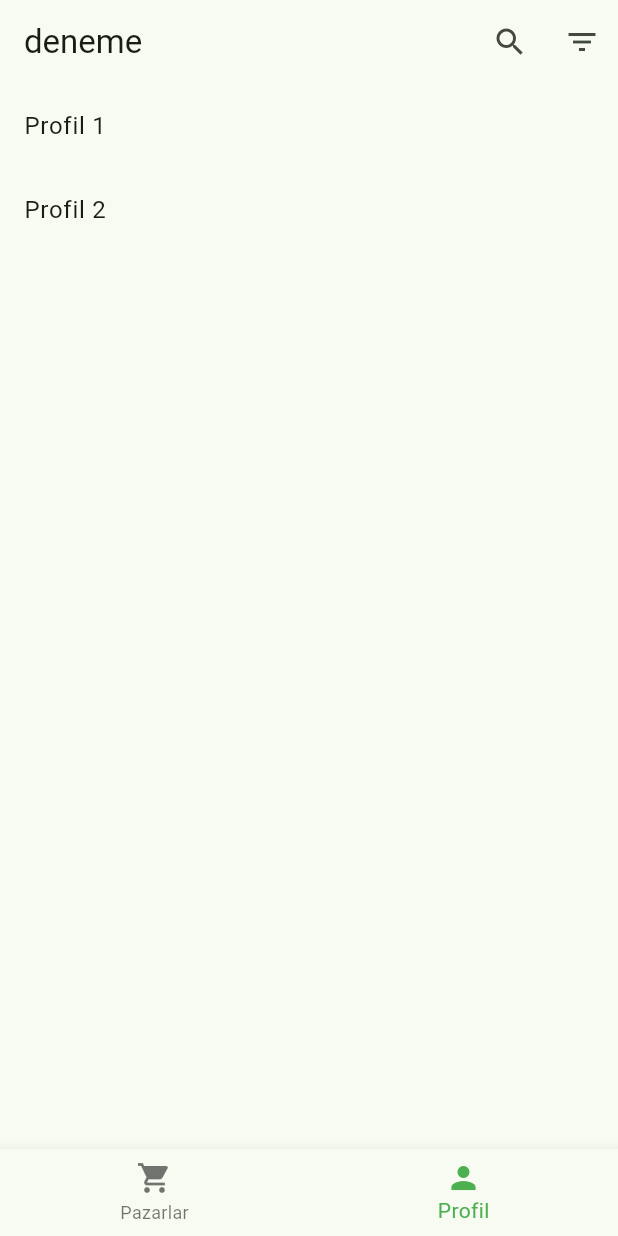
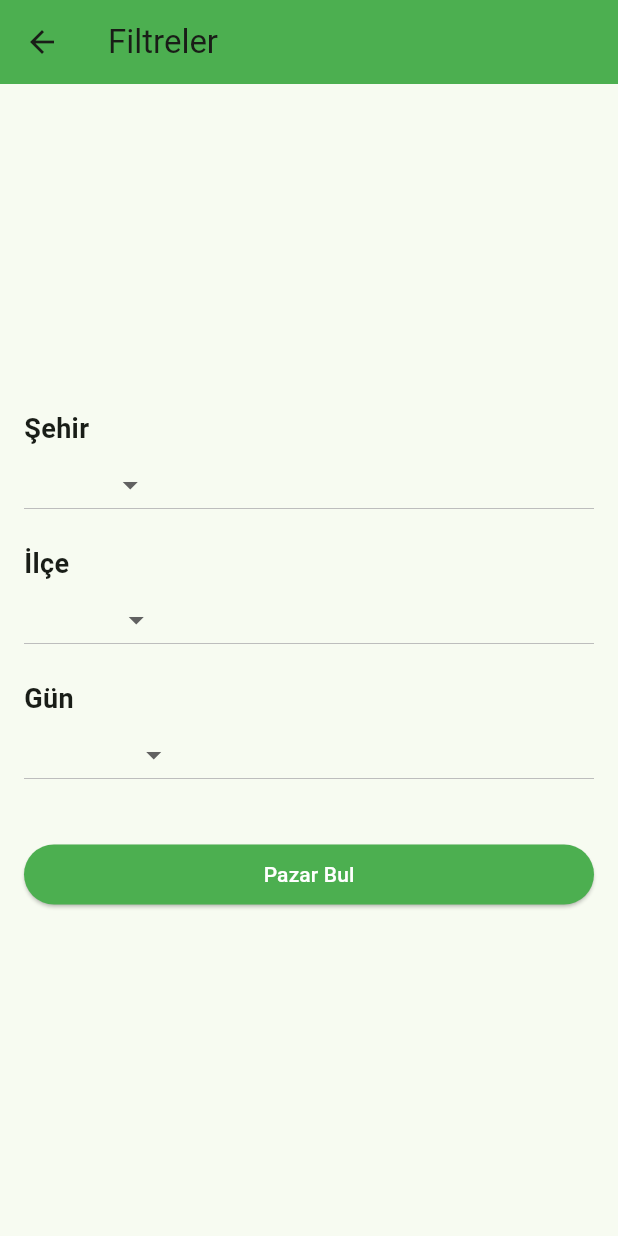
Before and after one commit to furkanhalkan/Bazaar-App-Project, a Flutter app: the screen it shows after launch, item 2 of the bottom bar chosen, after a tap on the "filter list" icon, on a phone screen of 412 x 824 dp. Run offline on Flutter 3.47's test engine with Material 2 defaults, Android fonts, the phone set to English and light mode, and no system bars; our stand-ins replace google_maps_flutter, lottie.

Commit message:
Eksik Sayfalar Tasarlanıp Eklendi

```diff
--- a/lib/screens/home_screen.dart
+++ b/lib/screens/home_screen.dart
@@ -1,4 +1,5 @@
 import 'package:flutter/material.dart';
+import '../widgets/filter_widget.dart';
 import '../widgets/market_widget.dart';
 import '../widgets/profile_widget.dart';
 
@@ -39,7 +40,10 @@ class _HomeScreenState extends State<HomeScreen> {
           IconButton(
             icon: const Icon(Icons.filter_list),
             onPressed: () {
-              // Filter
+              Navigator.push(
+                context,
+                MaterialPageRoute(builder: (context) => FilterPage()),
+              );
             },
           ),
         ],
--- a/lib/screens/market.dart
+++ b/lib/screens/market.dart
@@ -1,7 +1,9 @@
 class Market {
+  final String id;
   final String title;
   final String description;
   final String tag;
+  final String image;
 
-  Market(this.title, this.description, this.tag);
+  Market(this.id, this.title, this.description, this.tag, this.image);
 }
--- /dev/null
+++ b/lib/widgets/filter_widget.dart
@@ -0,0 +1,110 @@
+import 'package:flutter/material.dart';
+
+class FilterPage extends StatefulWidget {
+  @override
+  _FilterPageState createState() => _FilterPageState();
+}
+
+class _FilterPageState extends State<FilterPage> {
+  String? selectedCity;
+  String? selectedDistrict;
+  String? selectedDay;
+
+  List<String> cities = ['İstanbul', 'Ankara', 'İzmir'];
+  List<String> districts = [
+    'Beşiktaş',
+    'Kadıköy',
+    'Şişli',
+    'Çankaya',
+    'Bornova'
+  ];
+  List<String> days = ['Pazartesi', 'Salı', 'Çarşamba', 'Perşembe', 'Cuma'];
+
+  @override
+  Widget build(BuildContext context) {
+    return Scaffold(
+      appBar: AppBar(
+        title: Text('Filtreler'),
+        backgroundColor: Colors.green,
+      ),
+      body: Center(
+        child: Padding(
+          padding: EdgeInsets.all(16.0),
+          child: Column(
+            mainAxisAlignment: MainAxisAlignment.center,
+            crossAxisAlignment: CrossAxisAlignment.stretch,
+            children: [
+              Text(
+                'Şehir',
+                style: TextStyle(fontSize: 18, fontWeight: FontWeight.bold),
+              ),
+              DropdownButton<String>(
+                value: selectedCity,
+                onChanged: (String? newValue) {
+                  setState(() {
+                    selectedCity = newValue;
+                  });
+                },
+                items: cities.map((String city) {
+                  return DropdownMenuItem<String>(
+                    value: city,
+                    child: Text(city),
+                  );
+                }).toList(),
+              ),
+              SizedBox(height: 16.0),
+              Text(
+                'İlçe',
+                style: TextStyle(fontSize: 18, fontWeight: FontWeight.bold),
+              ),
+              DropdownButton<String>(
+                value: selectedDistrict,
+                onChanged: (String? newValue) {
+                  setState(() {
+                    selectedDistrict = newValue;
+                  });
+                },
+                items: districts.map((String district) {
+                  return DropdownMenuItem<String>(
+                    value: district,
+                    child: Text(district),
+                  );
+                }).toList(),
+              ),
+              SizedBox(height: 16.0),
+              Text(
+                'Gün',
+                style: TextStyle(fontSize: 18, fontWeight: FontWeight.bold),
+              ),
+              DropdownButton<String>(
+                value: selectedDay,
+                onChanged: (String? newValue) {
+                  setState(() {
+                    selectedDay = newValue;
+                  });
+                },
+                items: days.map((String day) {
+                  return DropdownMenuItem<String>(
+                    value: day,
+                    child: Text(day),
+                  );
+                }).toList(),
+              ),
+              SizedBox(height: 32.0),
+              ElevatedButton(
+                onPressed: () {
+                  // Pazar bul butonuna tıklama işlemleri
+                },
+                style: ElevatedButton.styleFrom(
+                  primary: Colors.green,
+                  onPrimary: Colors.white,
+                ),
+                child: Text('Pazar Bul'),
+              ),
+            ],
+          ),
+        ),
+      ),
+    );
+  }
+}
--- a/pubspec.yaml
+++ b/pubspec.yaml
@@ -36,6 +36,7 @@ dependencies:
   # Use with the CupertinoIcons class for iOS style icons.
   cupertino_icons: ^1.0.2
   lottie: ^1.2.0
+  google_maps_flutter: ^2.3.0
 
 dev_dependencies:
   flutter_test:
```
Also changed, not shown: lib/screens/market_detail_page.dart (added, +62 -0 lines), lib/widgets/market_widget.dart (+10 -2 lines), pubspec.lock, 2 other files.
